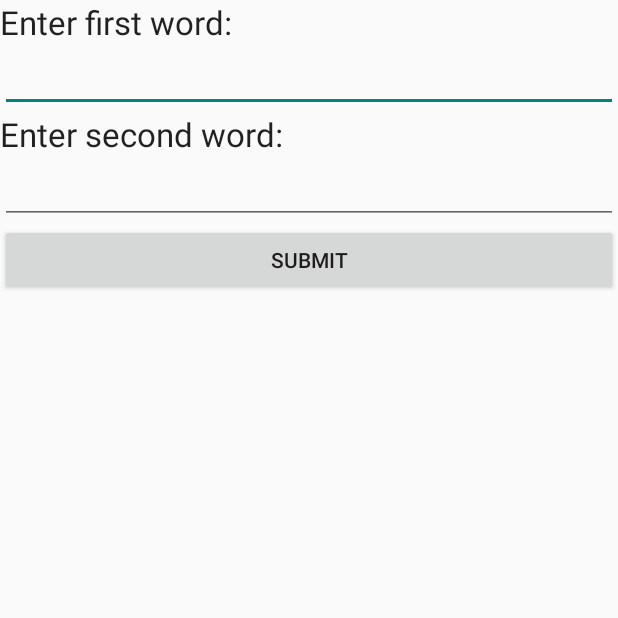
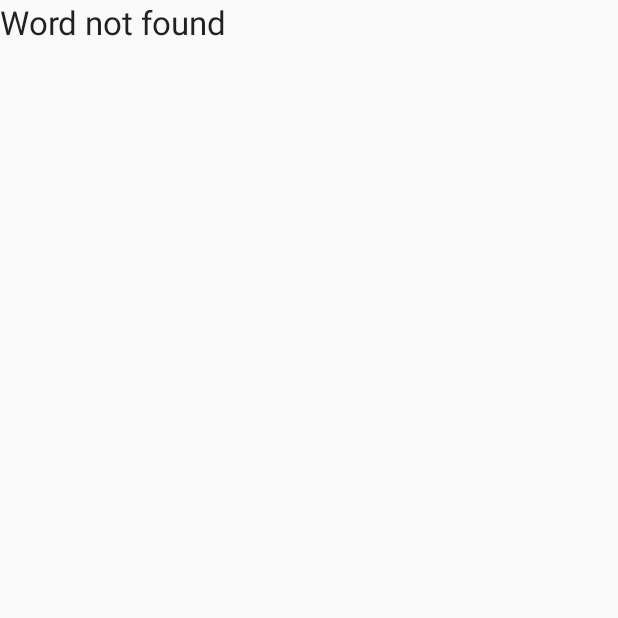
Before and after one commit to lentondm/Assignment4Part2, an Android app: the screen it shows after launch (FindSynonym), after a tap on "FIND SYNONYM", on a phone screen of 412 x 824 dp, the top half of it. Run offline under Robolectric (Android 15) with nearby library versions, the phone set to English and light mode, and no system bars.

Commit message:
Fix context of find synonym

```diff
--- a/app/src/main/java/edu/vcu/myapplication/FindSynonym.java
+++ b/app/src/main/java/edu/vcu/myapplication/FindSynonym.java
@@ -11,18 +11,19 @@ public class FindSynonym extends Activity {
     @Override
     protected void onCreate(Bundle savedInstanceState) {
         super.onCreate(savedInstanceState);
-        setContentView(R.layout.enter_values);
+        setContentView(R.layout.find_synonym);
         String word = getIntent().getStringExtra("word");
-        TextView tv = (TextView)findViewById(R.id.resultString);
+        final TextView textView = (TextView) findViewById(R.id.resultString);
 
         String result = helper.findSynonym(word);
         if (result.equals("not found"))
         {
-            tv.setText("Word not found");
+            String str = "Word not found";
+            textView.setText(str);
         }
         else
         {
-            tv.setText(result);
+            textView.setText(result);
         }
     }
 }
--- a/app/src/main/java/edu/vcu/myapplication/MainActivity.java
+++ b/app/src/main/java/edu/vcu/myapplication/MainActivity.java
@@ -22,9 +22,9 @@ public class MainActivity extends AppCompatActivity {
         if (v.getId() == R.id.synonymB) {
             EditText word = (EditText)findViewById(R.id.editText);
             String str = word.getText().toString();
-            Intent i = new Intent(MainActivity.this, FindSynonym.class);
-            i.putExtra("word", str);
-            startActivity(i);
+            Intent j = new Intent(MainActivity.this, FindSynonym.class);
+            j.putExtra("word", str);
+            startActivity(j);
         }
     }
 }
--- a/app/src/main/res/layout/find_synonym.xml
+++ b/app/src/main/res/layout/find_synonym.xml
@@ -9,6 +9,6 @@
         android:id="@+id/resultString"
         android:layout_width="match_parent"
         android:layout_height="wrap_content"
-        android:text="@string/emptyString"
+        android:text=" "
         android:textAppearance="@android:style/TextAppearance.Material.Large" />
 </LinearLayout>
```
